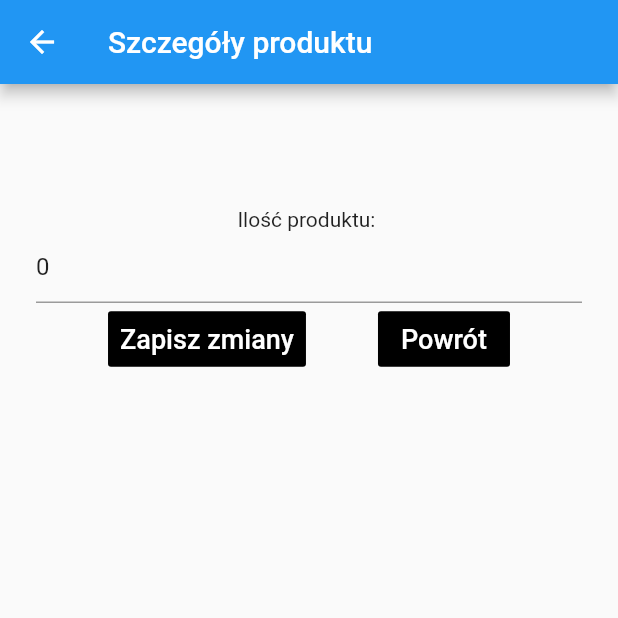
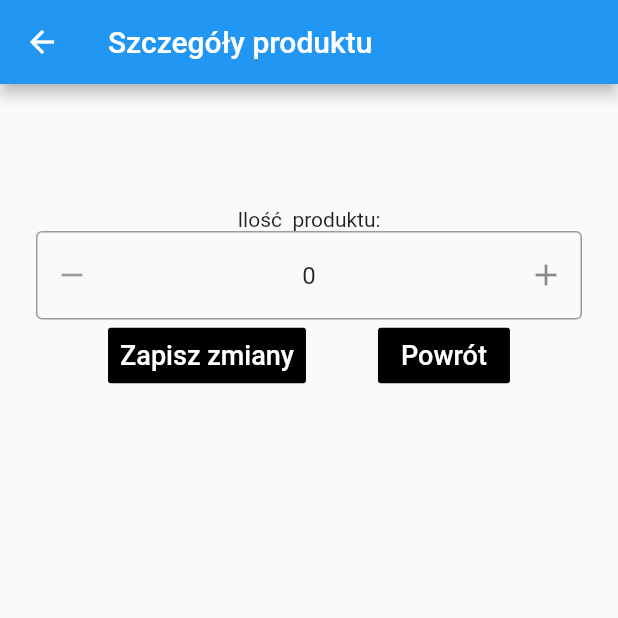
Before and after one commit to CDREApacher/spizarnia_domowa_app, a Flutter app: the ProduktDetail screen opened directly with empty values, on a phone screen of 412 x 824 dp, the top half of it. Run offline on Flutter 3.47's test engine with Material 2 defaults, Android fonts, the phone set to English and light mode, and no system bars; drawn by our look-alikes of flutter_spinbox; our stand-ins replace dio, get, logger; missing offline and left inert: dart:ffi; network calls fail.

Commit message:
Update Produkt - add type of ammount, update displays to see Produkt type, add a refresh button to fetch updated Produkts

```diff
--- a/lib/model/produkt.dart
+++ b/lib/model/produkt.dart
@@ -2,23 +2,28 @@ class Produkt {
   String id;
   String nazwa;
   int ilosc;
+  String rodzaj;
+
 
   Produkt({
     this.id,
     this.nazwa,
-    this.ilosc
+    this.ilosc,
+    this.rodzaj
   });
 
   Produkt.fromJson(Map<String, dynamic> json){
     id = json['objectId'];
     nazwa = json['nazwa'];
     ilosc = json['ilosc'];
+    rodzaj = json['rodzaj_ilosc'];
   }
 
   Map<String, dynamic> toJson() => {
     'objectId': id,
     'nazwa': nazwa,
     'ilosc' : ilosc,
+    'rodzaj_ilosc' : rodzaj,
   };
 
 }// class Produkt
--- a/lib/screens/produkt_detail.dart
+++ b/lib/screens/produkt_detail.dart
@@ -1,5 +1,6 @@
 import 'package:flutter/material.dart';
 import 'package:get/get.dart';
+import 'package:flutter_spinbox/material.dart';
 import 'package:spizarnia_domowa_app/widget/custom_button.dart';
 import 'package:spizarnia_domowa_app/model/produkt.dart';
 import 'package:spizarnia_domowa_app/controller/produkt_controller.dart';
@@ -57,12 +58,25 @@ class ProduktDetail extends StatelessWidget {
               ),
             ),
 
-            Text("Ilość produktu: "),
+            Text("Ilość " + chosen_produkt.rodzaj + " produktu:"),
 
+
+            SpinBox(
+              value: double.parse(iloscController.text),
+              onChanged: (value)  {
+                print(value);
+                int val = value.toInt();
+                iloscController.text = val.toString();
+                },
+            ),
+
+            /*
             TextField(
               controller: iloscController,
               decoration: InputDecoration(hintText: "ilość"),
             ),
+            */
+
 
             Row(
 
--- a/pubspec.yaml
+++ b/pubspec.yaml
@@ -27,6 +27,7 @@ dependencies:
   dio: ^3.0.10
   logger: ^0.9.4
   get: any
+  flutter_spinbox: any
 
   # The following adds the Cupertino Icons font to your application.
   # Use with the CupertinoIcons class for iOS style icons.
```
Also changed, not shown: lib/screens/home.dart (+31 -4 lines), pubspec.lock.
